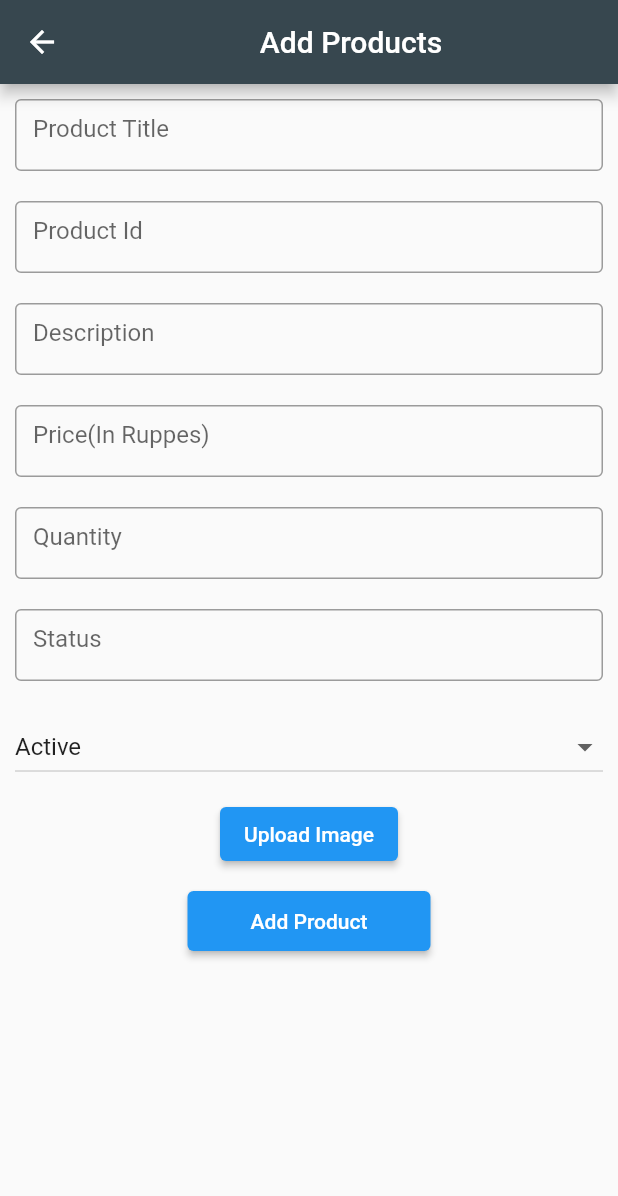
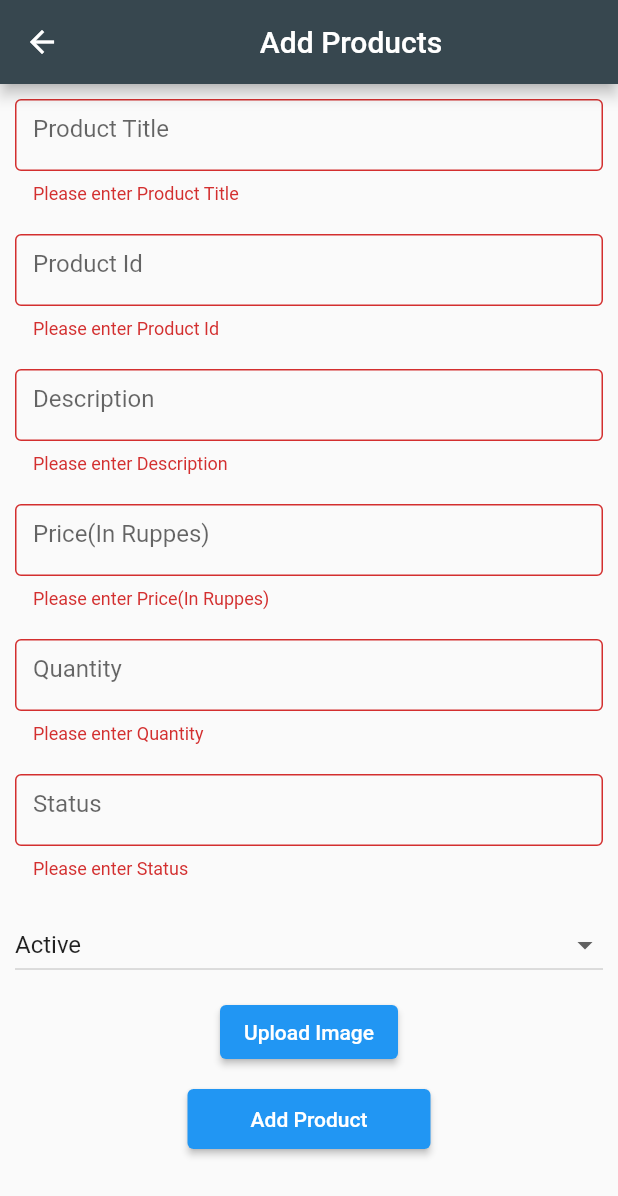
Before and after one commit to cybersquare/flutterAdmin, a Flutter app: the AddProduct screen opened by its route, after a tap on "Add Product", on a phone screen of 412 x 824 dp. Shown: the top 1196 px of the screen. Run offline on Flutter 3.47's test engine with Material 2 defaults, Android fonts, the light colour scheme and no system bars; our stand-ins replace bloc, cloud_firestore, file_picker, firebase_auth, firebase_core, flutter_bloc and 1 more; accounts and stored records are empty; generated files the repository leaves out were written again; statements that could not run were skipped.

Commit message:
Add product validation

```diff
--- a/lib/add_products/view/addproducts.dart
+++ b/lib/add_products/view/addproducts.dart
@@ -8,6 +8,7 @@ import 'package:flutter_bloc/flutter_bloc.dart';
 
 class AddProduct extends StatelessWidget {
   AddProduct({Key? key}) : super(key: key);
+  final formGlobalKey = GlobalKey<FormState>();
 
   final AddproductBloc _addproductBloc = AddproductBloc();
   final TextEditingController productTitleController =
@@ -40,6 +41,8 @@ class AddProduct extends StatelessWidget {
           ),
         ),
         body: SingleChildScrollView(
+          child: Form(
+            key: formGlobalKey,
             child: Column(
               children: [
                 AddProductTextFieldWidget(
@@ -72,6 +75,7 @@ class AddProduct extends StatelessWidget {
                 FileUploadWidget(),
                 AddProductSubmit(
                   addProductSubmit: () {
+                    if (formGlobalKey.currentState!.validate()) {
                       _addproductBloc.add(
                         ProductAddingEvent(
                           productTitle: productTitleController.text,
@@ -82,12 +86,14 @@ class AddProduct extends StatelessWidget {
                           status: statusController.text,
                         ),
                       );
+                    }
                   },
                 ),
               ],
             ),
           ),
         ),
+      ),
     );
   }
 }
--- a/lib/add_products/view/widget/add_product_text_field.dart
+++ b/lib/add_products/view/widget/add_product_text_field.dart
@@ -1,16 +1,24 @@
 import 'package:flutter/material.dart';
+import 'package:flutter/services.dart';
 
 class AddProductTextFieldWidget extends StatelessWidget {
-  const AddProductTextFieldWidget(
+  AddProductTextFieldWidget(
       {Key? key, required this.controller, required this.hintText})
       : super(key: key);
   final TextEditingController controller;
   final String hintText;
+  final formGlobalKey = GlobalKey<FormState>();
   @override
   Widget build(BuildContext context) {
     return Padding(
       padding: const EdgeInsets.all(10),
-      child: TextField(
+      child: TextFormField(
+        validator: (value) {
+          if (value == null || value.isEmpty) {
+            return 'Please enter $hintText';
+          }
+          return null;
+        },
         style: const TextStyle(height: .15),
         keyboardType: TextInputType.text,
         controller: controller,
--- a/lib/app/view/app.dart
+++ b/lib/app/view/app.dart
@@ -5,6 +5,7 @@
 // license that can be found in the LICENSE file or at
 // https://opensource.org/licenses/MIT.
 
+import 'package:cs_ecomm/add_products/addproduct.dart';
 import 'package:cs_ecomm/l10n/l10n.dart';
 import 'package:cs_ecomm/router/app_router.dart';
 import 'package:cs_ecomm/viewProduct/view_product.dart';
```
Also changed, not shown: pubspec.lock. Lines whose indentation alone changed are shown as unchanged.
